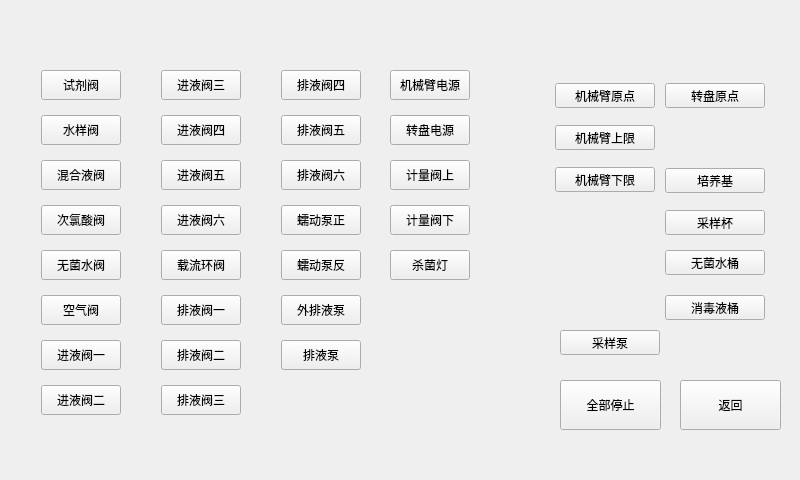
Qt form E92Plc/src/Designer/only/debug_signal.ui (xsswust/E9) before a commit.
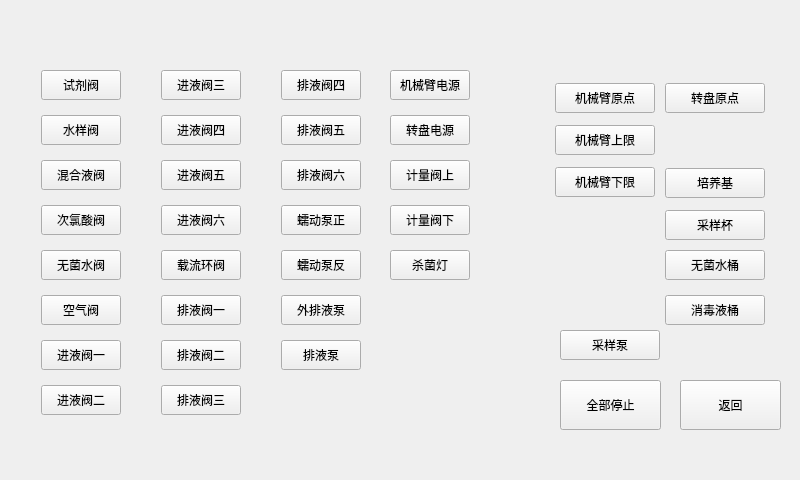
The same form after that commit. Icons and pictures are not drawn.

What changed in the file:
```diff
--- a/E92Plc/src/Designer/only/debug_signal.ui
+++ b/E92Plc/src/Designer/only/debug_signal.ui
@@ -502,7 +502,7 @@
      <x>555</x>
      <y>83</y>
      <width>100</width>
-     <height>25</height>
+     <height>30</height>
     </rect>
    </property>
    <property name="styleSheet">
@@ -518,7 +518,7 @@
      <x>555</x>
      <y>125</y>
      <width>100</width>
-     <height>25</height>
+     <height>30</height>
     </rect>
    </property>
    <property name="styleSheet">
@@ -534,7 +534,7 @@
      <x>555</x>
      <y>167</y>
      <width>100</width>
-     <height>25</height>
+     <height>30</height>
     </rect>
    </property>
    <property name="styleSheet">
@@ -550,7 +550,7 @@
      <x>665</x>
      <y>83</y>
      <width>100</width>
-     <height>25</height>
+     <height>30</height>
     </rect>
    </property>
    <property name="styleSheet">
@@ -566,7 +566,7 @@
      <x>665</x>
      <y>168</y>
      <width>100</width>
-     <height>25</height>
+     <height>30</height>
     </rect>
    </property>
    <property name="styleSheet">
@@ -582,7 +582,7 @@
      <x>665</x>
      <y>210</y>
      <width>100</width>
-     <height>25</height>
+     <height>30</height>
     </rect>
    </property>
    <property name="styleSheet">
@@ -598,7 +598,7 @@
      <x>665</x>
      <y>250</y>
      <width>100</width>
-     <height>25</height>
+     <height>30</height>
     </rect>
    </property>
    <property name="styleSheet">
@@ -614,7 +614,7 @@
      <x>665</x>
      <y>295</y>
      <width>100</width>
-     <height>25</height>
+     <height>30</height>
     </rect>
    </property>
    <property name="styleSheet">
@@ -630,7 +630,7 @@
      <x>560</x>
      <y>330</y>
      <width>100</width>
-     <height>25</height>
+     <height>30</height>
     </rect>
    </property>
    <property name="styleSheet">
```
Left out of the diff: 78 changed lines with no effect on the pictures.
